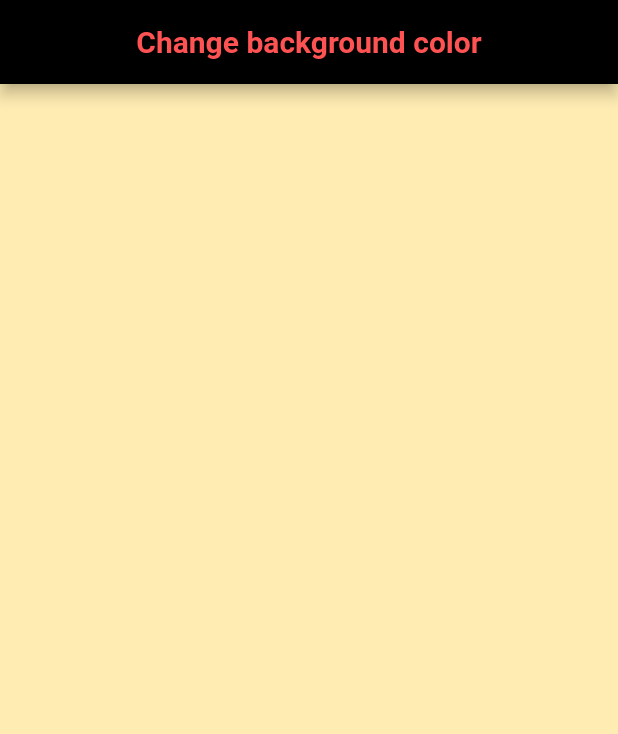
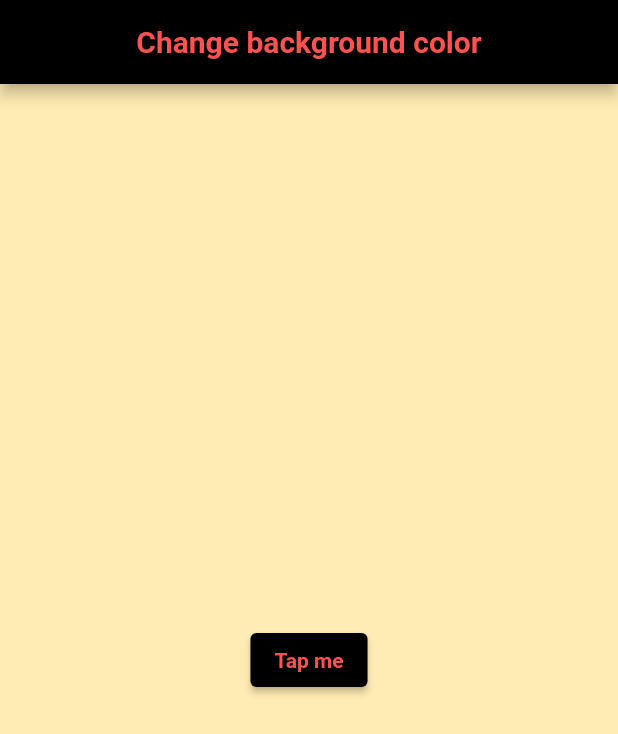
Before and after one commit to Mikhelmariya/Change_BG_Colour, a Flutter app: the screen it shows after launch, on a phone screen of 412 x 824 dp. Shown: the top 734 px of the screen. Run offline on Flutter 3.47's test engine with Material 2 defaults, Android fonts, the phone set to English and light mode, and no system bars.

Commit message:
ui with basic components

```diff
--- a/lib/main.dart
+++ b/lib/main.dart
@@ -1,3 +1,5 @@
+import 'dart:math';
+
 import 'package:flutter/material.dart';
 
 // main()  tells Flutter to run the app defined in MyApp , it is the starting point
@@ -26,6 +28,21 @@ class changeColor extends StatelessWidget {
           ),
         ),
         backgroundColor: Colors.amber[100],
+        body: Center(
+          child: ElevatedButton(
+            onPressed: () {
+              print("Tapped");
+            },
+            child: Text(
+              "Tap me",
+              style: TextStyle(
+                  color: Colors.redAccent, fontWeight: FontWeight.bold),
+            ),
+            style: ButtonStyle(
+              backgroundColor: MaterialStateProperty.all<Color>(Colors.black),
+            ),
+          ),
+        ),
       ),
     );
   }
```
